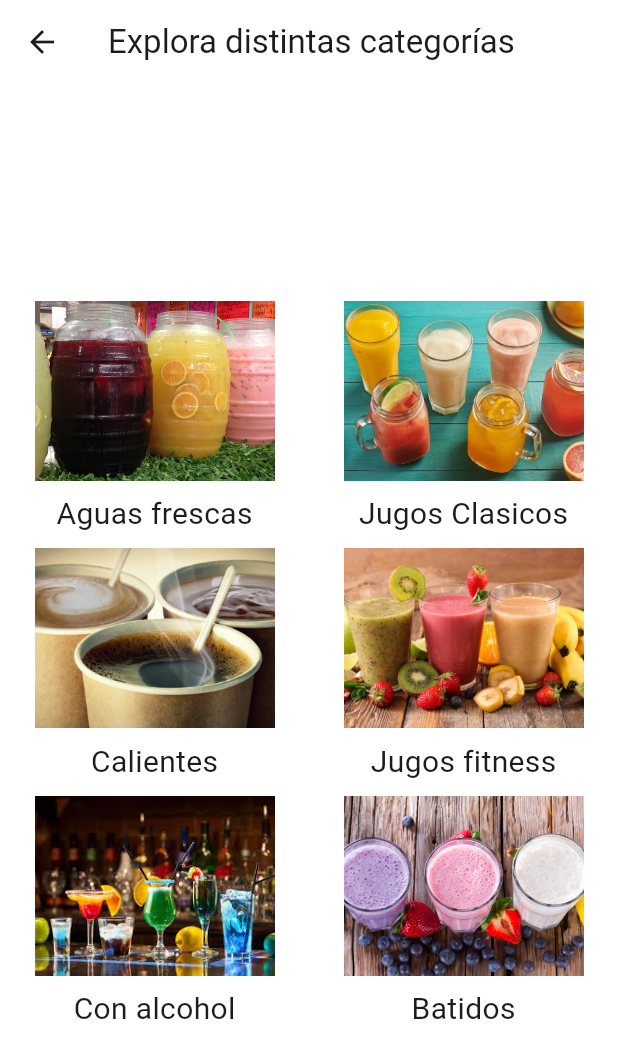
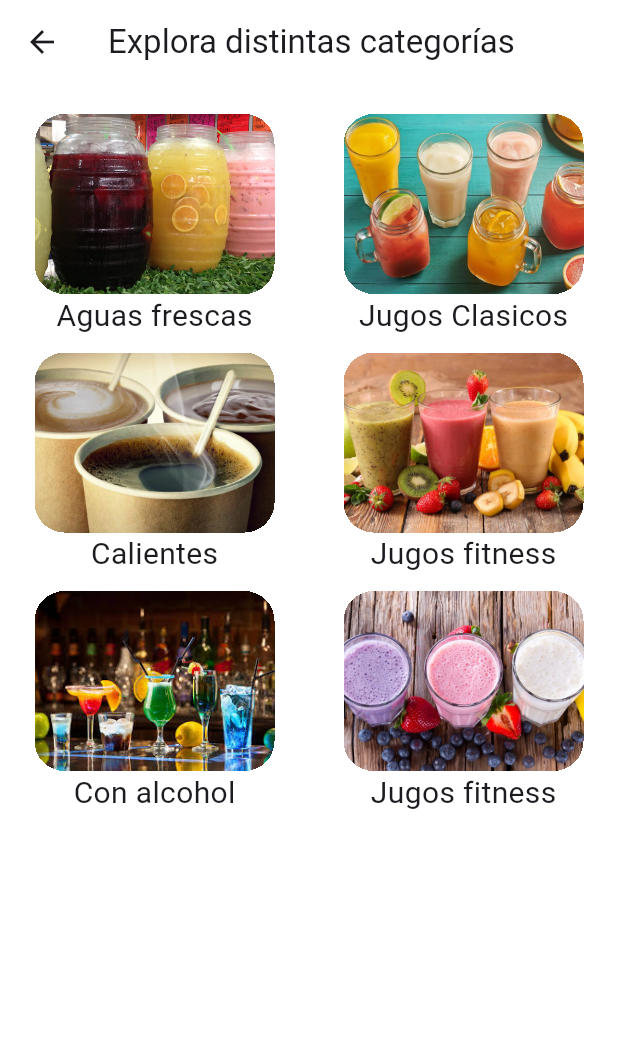
Before and after one commit to Hdz-JC/AppDrinkify, a Flutter app: the CategoriasView screen opened by its route, on a phone screen of 412 x 824 dp. Shown: the top 1058 px of the screen. Run offline on Flutter 3.47's test engine with Material 3 defaults, Android fonts, the phone set to English and light mode, and no system bars; our stand-ins replace carousel_slider, go_router, shared_preferences, sqflite, supabase_flutter; accounts and stored records are empty.

Commit message:
ultimos cambios

```diff
--- a/lib/models/lista_model.dart
+++ b/lib/models/lista_model.dart
@@ -1,8 +1,7 @@
-// lib/models/lista_model.dart
 class Lista {
   final int? id;
   final String nombre;
-  final String userId; // El ID del usuario que la creó
+  final String userId;
 
   Lista({
     this.id,
--- a/lib/providers/auth_provider.dart
+++ b/lib/providers/auth_provider.dart
@@ -1,4 +1,3 @@
-//import 'package:appdrinkify/config/datasource/sqlite_service.dart';
 import 'package:flutter/material.dart';
 import '../models/user_model.dart';
 import '../config/datasource/supabase_service.dart';
--- a/lib/providers/bebidas_provider.dart
+++ b/lib/providers/bebidas_provider.dart
@@ -10,7 +10,6 @@ class BebidaProvider extends ChangeNotifier {
   List<Bebida> _featuredBebidas = [];
   List<Categoria> _todasCategorias = [];
   bool _isLoading = false;
-  //final Random _random = Random();
 
   bool get isLoading => _isLoading;
   List<Bebida> get listaCompletaBebidas => _listaCompletaBebidas;
--- a/lib/views/bebidas_por_categoria_view.dart
+++ b/lib/views/bebidas_por_categoria_view.dart
@@ -1,11 +1,8 @@
-// lib/views/bebidas_por_categoria_view.dart
 import 'package:flutter/material.dart';
 import 'package:appdrinkify/models/bebidas_model.dart';
 import 'package:appdrinkify/views/detalle_bebida_view.dart';
-// --- AÑADIR ESTOS IMPORTS ---
 import 'package:provider/provider.dart';
 import 'package:appdrinkify/providers/favoritos_provider.dart';
-// --- FIN IMPORTS ---
 
 class BebidasPorCategoriaView extends StatelessWidget {
   final List<Bebida> bebidas;
@@ -19,7 +16,6 @@ class BebidasPorCategoriaView extends StatelessWidget {
 
   @override
   Widget build(BuildContext context) {
-    // --- AÑADIDO ---
     final favoritosProvider = context.watch<FavoritosProvider>();
 
     return Scaffold(
--- a/lib/views/categorias_view.dart
+++ b/lib/views/categorias_view.dart
@@ -1,5 +1,4 @@
 import 'package:flutter/material.dart';
-import 'package:appdrinkify/controllers/navigation_controller.dart';
 import 'package:provider/provider.dart';
 import 'package:appdrinkify/providers/bebidas_provider.dart';
 import 'package:appdrinkify/views/bebidas_por_categoria_view.dart';
@@ -11,10 +10,7 @@ class CategoriasView extends StatelessWidget{
   void _navegarACategoria(BuildContext context, String nombreCategoria) {
     final provider = context.read<BebidaProvider>();
     final List<Bebida> bebidasFiltradas = provider.getBebidasPorCategoria(nombreCategoria);
-    Navigator.push(
-      context,
-      MaterialPageRoute(
-        builder: (context) => BebidasPorCategoriaView(
+    Navigator.push(context, MaterialPageRoute(builder: (context) => BebidasPorCategoriaView(
           bebidas: bebidasFiltradas,
           categoriaNombre: nombreCategoria,
         ),
@@ -29,20 +25,28 @@ class CategoriasView extends StatelessWidget{
       appBar: AppBar(
         backgroundColor: Color.fromRGBO(255, 255, 255, 1),
         leading: IconButton(
-            onPressed:()=> NavigationController.navigateTo(context,'/home'),
+            onPressed: () => Navigator.pop(context),
             icon: const Icon(Icons.arrow_back),
           ),
         title: const Text('Explora distintas categorías'),
         centerTitle: true,
       ),
-      body: Center(
-        child: SingleChildScrollView(
+      body: SingleChildScrollView(
+        padding: const EdgeInsets.only(top: 20, bottom: 20),
           child: Row(
             mainAxisAlignment: MainAxisAlignment.spaceAround,
+            crossAxisAlignment: CrossAxisAlignment.start,
             children: [
                   Column(
                     children: [
                       TextButton(
+                        style: TextButton.styleFrom(
+                          padding: EdgeInsets.zero,
+                          shape: RoundedRectangleBorder(
+                            borderRadius: BorderRadius.circular(20),
+                          ),
+                        ),
+                        clipBehavior: Clip.hardEdge,
                         onPressed:() => _navegarACategoria(context, "Aguas frescas"),
                         child: Image.asset("assets/images/carrusel/frescas.jpg",
                         width: 160,
@@ -50,17 +54,34 @@ class CategoriasView extends StatelessWidget{
                         fit: BoxFit.cover,),
                       ),
                       const Text("Aguas frescas", style: TextStyle(fontSize: 20)),
+                      const SizedBox(height: 10),
 
                       TextButton(
+                                                style: TextButton.styleFrom(
+                          padding: EdgeInsets.zero,
+                          shape: RoundedRectangleBorder(
+                            borderRadius: BorderRadius.circular(20),
+                          ),
+                        ),
+                        clipBehavior: Clip.hardEdge,
                         onPressed:() => _navegarACategoria(context, "Calientes"),
                         child: Image.asset("assets/images/carrusel/calientes.jpg",
                         width: 160,
                         height: 120,
                         fit: BoxFit.cover,),
+
                       ),
                       const Text("Calientes", style: TextStyle(fontSize: 20)),
+                      const SizedBox(height: 10),
 
                       TextButton(
+                                                style: TextButton.styleFrom(
+                          padding: EdgeInsets.zero,
+                          shape: RoundedRectangleBorder(
+                            borderRadius: BorderRadius.circular(20),
+                          ),
+                        ),
+                        clipBehavior: Clip.hardEdge,
                         onPressed:() => _navegarACategoria(context, "Con alcohol"),
                         child: Image.asset("assets/images/carrusel/alcohol.jpg",
                         width: 160,
@@ -68,11 +89,19 @@ class CategoriasView extends StatelessWidget{
                         fit: BoxFit.cover,),
                       ),
                       const Text("Con alcohol", style: TextStyle(fontSize: 20)),
+                      const SizedBox(height: 10),
                     ],
                   ),
                   Column(
                     children: [
                       TextButton(
+                                                style: TextButton.styleFrom(
+                          padding: EdgeInsets.zero,
+                          shape: RoundedRectangleBorder(
+                            borderRadius: BorderRadius.circular(20),
+                          ),
+                        ),
+                        clipBehavior: Clip.hardEdge,
                         onPressed:() => _navegarACategoria(context, "Jugos Clasicos"),
                         child: Image.asset("assets/images/carrusel/clasicos.jpg",
                         width: 160,
@@ -80,8 +109,16 @@ class CategoriasView extends StatelessWidget{
                         fit: BoxFit.cover,),
                       ),
                       const Text("Jugos Clasicos", style: TextStyle(fontSize: 20)),
+                      const SizedBox(height: 10),
 
                       TextButton(
+                                                style: TextButton.styleFrom(
+                          padding: EdgeInsets.zero,
+                          shape: RoundedRectangleBorder(
+                            borderRadius: BorderRadius.circular(20),
+                          ),
+                        ),
+                        clipBehavior: Clip.hardEdge,
                         onPressed:() => _navegarACategoria(context, "Jugos fitness"),
                         child: Image.asset("assets/images/carrusel/fitness.jpg",
                         width: 160,
@@ -89,8 +126,16 @@ class CategoriasView extends StatelessWidget{
                         fit: BoxFit.cover,),
                       ),
                       const Text("Jugos fitness", style: TextStyle(fontSize: 20)),
+                      const SizedBox(height: 10),
 
                       TextButton(
+                                                style: TextButton.styleFrom(
+                          padding: EdgeInsets.zero,
+                          shape: RoundedRectangleBorder(
+                            borderRadius: BorderRadius.circular(20),
+                          ),
+                        ),
+                        clipBehavior: Clip.hardEdge,
                         onPressed:() => _navegarACategoria(context, "Batidos"),
                         child: Image.asset("assets/images/carrusel/batidos.jpg",
                         width: 160,
@@ -98,16 +143,14 @@ class CategoriasView extends StatelessWidget{
                         fit: BoxFit.cover,
                         ),
                       ),
-                      const Text("Batidos",
-                      style: TextStyle(fontSize: 20),
-                      ),
+                      const Text("Jugos fitness", style: TextStyle(fontSize: 20)),
+                      const SizedBox(height: 10),
                     ],
                   ),
                 //],
               //),
             ],
           ),
-        ),
       ),
     );
   }
--- a/lib/views/detalle_lista_view.dart
+++ b/lib/views/detalle_lista_view.dart
@@ -55,7 +55,7 @@ class _DetalleListaViewState extends State<DetalleListaView> {
 
           final List<Bebida> bebidas = snapshot.data!;
 
-          return ListView.separated( // Usamos separated para poner una línea divisoria
+          return ListView.separated(
             padding: const EdgeInsets.all(8),
             itemCount: bebidas.length,
             separatorBuilder: (ctx, index) => const Divider(),
@@ -83,10 +83,8 @@ class _DetalleListaViewState extends State<DetalleListaView> {
                   style: const TextStyle(fontWeight: FontWeight.bold)
                 ),
 
-                // --- CAMBIO: MOSTRAR CATEGORÍA CON ESTILO ---
                 subtitle: Row(
                   children: [
-                    // Pequeño icono de etiqueta
                     const Icon(Icons.label_outline, size: 14, color: Color.fromRGBO(251, 83, 21, 1)),
                     const SizedBox(width: 4),
                     Text(
--- a/lib/views/favoritos_view.dart
+++ b/lib/views/favoritos_view.dart
@@ -31,7 +31,7 @@ class FavoritosView extends StatelessWidget {
                   child: Text(
                     'Aún no tienes bebidas favoritas.\n¡Presiona el ❤️ para añadir una!',
                     textAlign: TextAlign.center,
-                    style: TextStyle(fontSize: 16, color: Colors.grey),
+                    style: TextStyle(fontSize: 16, color: Color.fromARGB(255, 0, 0, 0)),
                   ),
                 )
 
--- a/lib/views/recomendacion_view.dart
+++ b/lib/views/recomendacion_view.dart
@@ -1,5 +1,4 @@
 import 'package:flutter/material.dart';
-import 'package:appdrinkify/controllers/navigation_controller.dart';
 import 'package:appdrinkify/models/bebidas_model.dart';
 import 'package:appdrinkify/providers/bebidas_provider.dart';
 import 'package:provider/provider.dart';
@@ -72,7 +71,7 @@ class _RecomendacionViewState extends State<RecomendacionView> {
       appBar: AppBar(
         backgroundColor: Color.fromRGBO(255, 255, 255, 1),
         leading: IconButton(
-          onPressed: () => NavigationController.navigateTo(context, '/home'),
+          onPressed: () => Navigator.pop(context),
           icon: const Icon(Icons.arrow_back),
         ),
         title: const Text('Recomendación del Día'),
--- a/pubspec.yaml
+++ b/pubspec.yaml
@@ -26,7 +26,6 @@ flutter:
   uses-material-design: true
 
   assets:
-    # Registra CADA carpeta de categoría
     - assets/images/aguas_frescas/
     - assets/images/calientes/
     - assets/images/con_alcohol/
```
Also changed, not shown: lib/config/datasource/sqlite_service.dart (+0 -10 lines), lib/main.dart (+2 -10 lines), lib/providers/listas_provider.dart (+0 -9 lines), lib/views/detalle_bebida_view.dart (+17 -10 lines), lib/views/home_view.dart (+18 -15 lines), lib/views/inicio_app.dart (+6 -7 lines), lib/views/login_view.dart (+10 -9 lines), lib/views/registro_view.dart (+4 -22 lines), lib/views/search_results_view.dart (+1 -14 lines), lib/views/widgets/bottom_nav_bar.dart (+3 -5 lines), assets/logo/logoD.png (added), 6 other files.
